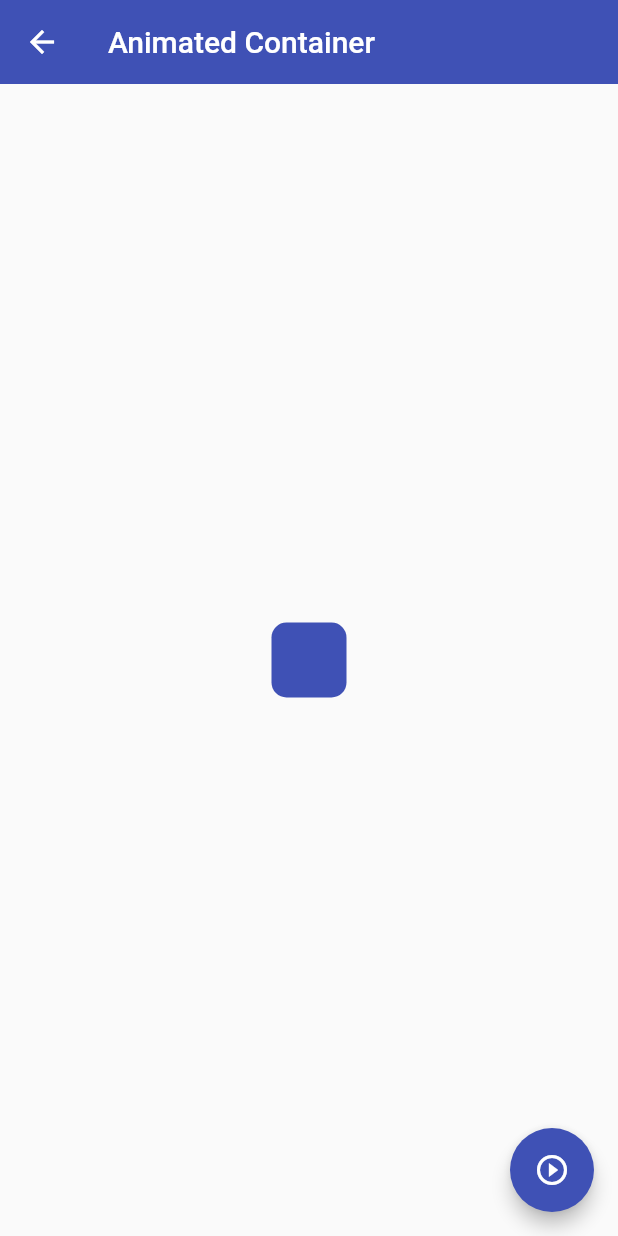
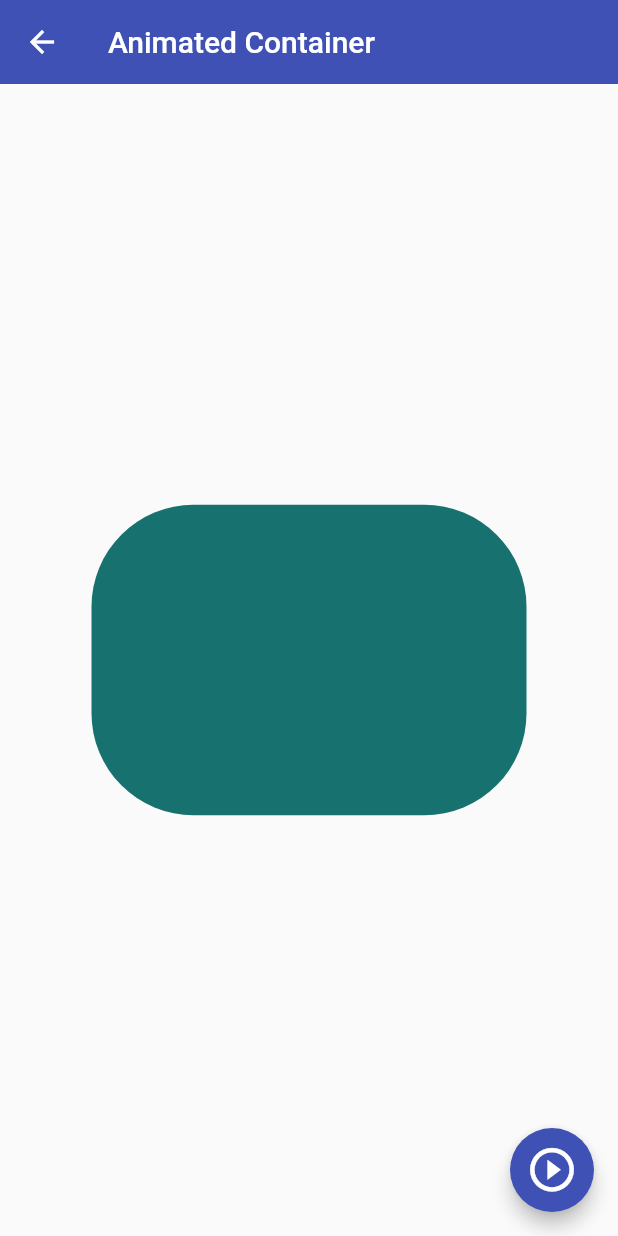
Before and after one commit to Aldoggutierrez/flutter-components, a Flutter app: the AnimatedScreen screen opened by its route, after a tap on the "play circle outline" icon, on a phone screen of 412 x 824 dp. Run offline on Flutter 3.47's test engine with Material 2 defaults, Android fonts, the phone set to English and light mode, and no system bars.

Commit message:
projecto hasta la leccion 91

```diff
--- a/lib/router/app_routes.dart
+++ b/lib/router/app_routes.dart
@@ -6,17 +6,19 @@ class AppRoutes {
   static const initialRoute = 'home';
 
   static final menuOptions = <MenuOption> [
-    MenuOption(route: 'home', icon: Icons.home_max_sharp, name: 'Home Screen', screen: const HomeScreen()),
     MenuOption(route: 'listview1', icon: Icons.list_alt, name: 'Listview tipo 1', screen: const Listview1Screen()),
     MenuOption(route: 'listview2', icon: Icons.list, name: 'Listview tipo 2', screen: const Listview2Screen()),
     MenuOption(route: 'alert', icon: Icons.add_alert_outlined, name: 'Alertas', screen: const AlertScreen()),
     MenuOption(route: 'card', icon: Icons.credit_card, name: 'Cards', screen: const CardScreen()),
     MenuOption(route: 'avatar', icon: Icons.supervised_user_circle_outlined, name: 'Circle Avatar', screen: const AvatarScreen()),
     MenuOption(route: 'animated', icon: Icons.play_circle_outline, name: 'Animated Container', screen: const AnimatedScreen()),
+    MenuOption(route: 'inputs', icon: Icons.input_rounded, name: 'Text Inputs', screen: const InputsScreen()),
   ];
 
   static Map<String, Widget Function(BuildContext)> getAppRoutes() {
     Map<String, Widget Function(BuildContext)> appRoutes  = {};
+    appRoutes.addAll({ 'home': (BuildContext context) => const HomeScreen()});
+
     for (final option in menuOptions) {
       appRoutes.addAll({ option.route: (BuildContext context) => option.screen});
     }
--- a/lib/screens/animated_screed.dart
+++ b/lib/screens/animated_screed.dart
@@ -1,7 +1,8 @@
+import 'dart:math';
+
 import 'package:flutter/material.dart';
 
 class AnimatedScreen extends StatefulWidget {
-
   const AnimatedScreen({Key? key}) : super(key: key);
 
   @override
@@ -14,6 +15,15 @@ class _AnimatedScreenState extends State<AnimatedScreen> {
   Color _color = Colors.indigo;
   BorderRadiusGeometry _borderRadius = BorderRadius.circular(10);
 
+  void changeShape() {
+    final random = Random();
+    _width  = random.nextInt(300).toDouble() + 70;
+    _heigth = random.nextInt(300).toDouble() + 70;
+    _color = Color.fromRGBO(random.nextInt(255), random.nextInt(255), random.nextInt(255), 1);
+    _borderRadius = BorderRadius.circular(random.nextInt(100).toDouble() + 10);
+    setState(() {});
+  }
+
   @override
   Widget build(BuildContext context) {
     return Scaffold(
@@ -21,18 +31,20 @@ class _AnimatedScreenState extends State<AnimatedScreen> {
         title: const Text('Animated Container'),
       ),
       body: Center(
-        child: Container(
+        child: AnimatedContainer(
           width: _width,
           height: _heigth,
-          decoration: BoxDecoration(
-              color: _color,
-              borderRadius: _borderRadius
-          ),
+          decoration: BoxDecoration(color: _color, borderRadius: _borderRadius),
+          duration: const Duration(milliseconds: 400),
+          curve: Curves.easeOut,
         ),
       ),
       floatingActionButton: FloatingActionButton(
-        onPressed: () {  },
-        child: const Icon(Icons.play_circle_outline),
+        onPressed: changeShape,
+        child: const Icon(
+          Icons.play_circle_outline,
+          size: 35,
+        ),
       ),
     );
   }
--- a/lib/screens/screens.dart
+++ b/lib/screens/screens.dart
@@ -1,3 +1,4 @@
+export 'package:flutter_components/screens/inputs_screen.dart';
 export 'package:flutter_components/screens/animated_screed.dart';
 export 'package:flutter_components/screens/avatar_screen.dart';
 export 'package:flutter_components/screens/home_screen.dart';
--- a/lib/themes/app_theme.dart
+++ b/lib/themes/app_theme.dart
@@ -21,6 +21,20 @@ class AppTheme {
         shape: const StadiumBorder(),
         elevation: 0,
       ),
+    ),
+    inputDecorationTheme: const InputDecorationTheme(
+      floatingLabelStyle: TextStyle(color: primary,),
+      enabledBorder: OutlineInputBorder(
+        borderSide: BorderSide(color: primary,),
+        borderRadius: BorderRadius.only(bottomLeft: Radius.circular(10), topRight: Radius.circular(10)),
+      ),
+      focusedBorder: OutlineInputBorder(
+        borderSide: BorderSide(color: primary,),
+        borderRadius: BorderRadius.only(bottomLeft: Radius.circular(10), topRight: Radius.circular(10)),
+      ),
+      border: OutlineInputBorder(
+        borderRadius: BorderRadius.only(bottomLeft: Radius.circular(10), topRight: Radius.circular(10)),
+      ),
     )
   );
 
--- a/lib/widgets/widgets.dart
+++ b/lib/widgets/widgets.dart
@@ -1,2 +1,3 @@
+export 'package:flutter_components/widgets/custom_input_field.dart';
 export 'package:flutter_components/widgets/custom_card_type_2.dart';
 export 'package:flutter_components/widgets/custom_card_type_1.dart';
```
Also changed, not shown: lib/screens/inputs_screen.dart (added, +79 -0 lines), lib/widgets/custom_input_field.dart (added, +47 -0 lines).
